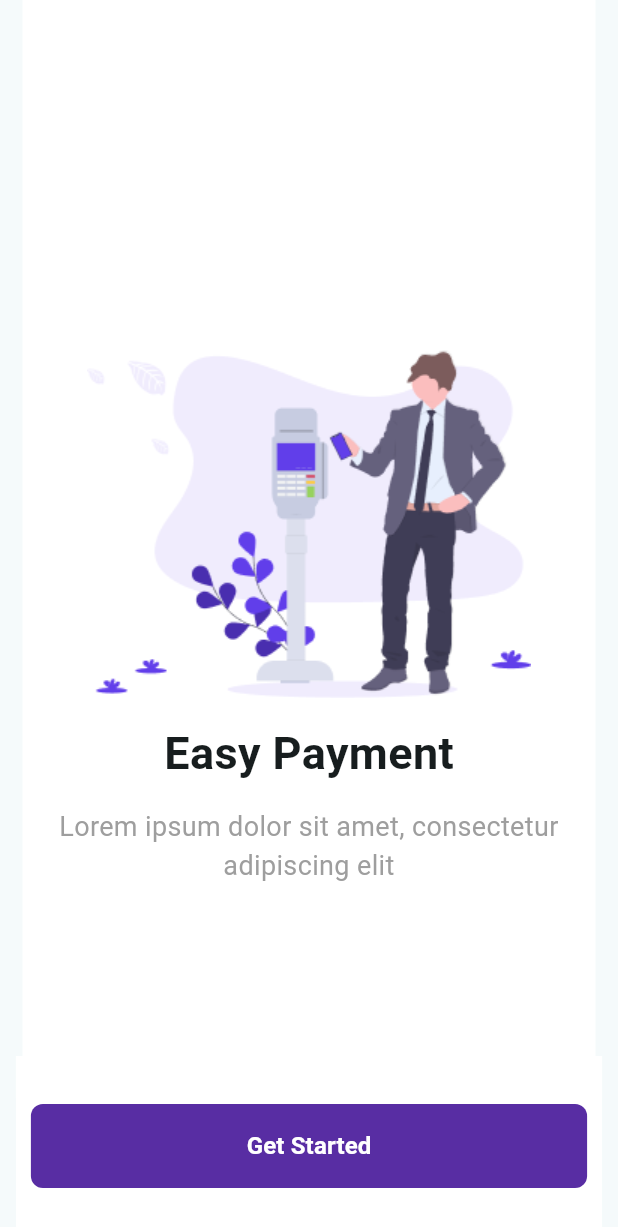
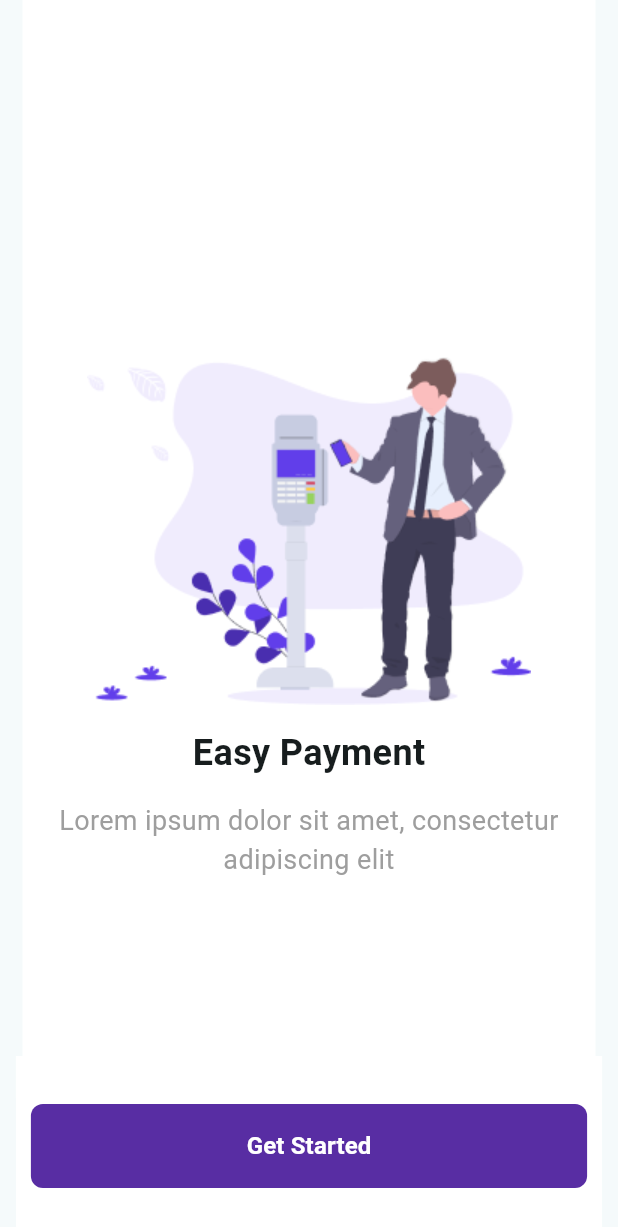
Before and after one commit to lethanhtung22062002/carparkbooking, a Flutter app: the screen it shows after launch, swiped to page 3, on a phone screen of 412 x 824 dp. Shown: the top 1227 px of the screen. Run offline on Flutter 3.47's test engine with Material 3 defaults, Android fonts, the phone set to English and light mode, and no system bars; our stand-ins replace shared_preferences, smooth_page_indicator; Roboto replaces fonts that are missing (OpenSans-BoldItalic).

Commit message:
add font style

```diff
--- a/lib/main.dart
+++ b/lib/main.dart
@@ -1,7 +1,7 @@
-import 'package:carparkbooking/home.dart';
+import 'package:carparkbooking/login%20/login.dart';
 import 'package:carparkbooking/onboarding%20screen/onboarding_view.dart';
 import 'package:carparkbooking/splash/splash_screen.dart';
-// import 'package:carparkbooking/splash/splash_screen.dart';
+import 'package:carparkbooking/splash/splash_screen.dart';
 import 'package:flutter/material.dart';
 import 'package:shared_preferences/shared_preferences.dart';
 
--- a/lib/onboarding screen/onboarding_view.dart
+++ b/lib/onboarding screen/onboarding_view.dart
@@ -1,5 +1,5 @@
 import 'package:carparkbooking/Components/color.dart';
-import 'package:carparkbooking/home.dart';
+import 'package:carparkbooking/login%20/login.dart';
 import 'package:carparkbooking/onboarding%20screen/onboarding_items.dart';
 import 'package:flutter/material.dart';
 import 'package:shared_preferences/shared_preferences.dart';
@@ -35,7 +35,11 @@ class _OnboardingViewState extends State<OnboardingView> {
                         pageController.jumpToPage(controller.items.length - 1),
                     child: const Text(
                       "SKIP",
-                      style: TextStyle(color: primaryColor, fontSize: 17),
+                      style: TextStyle(
+                        color: primaryColor,
+                        fontSize: 17,
+                        fontFamily: 'OpenSans-LightItalic',
+                      ),
                     ),
                   ),
 
@@ -60,7 +64,11 @@ class _OnboardingViewState extends State<OnboardingView> {
                         curve: Curves.easeIn),
                     child: const Text(
                       "NEXT",
-                      style: TextStyle(color: primaryColor, fontSize: 17),
+                      style: TextStyle(
+                        color: primaryColor,
+                        fontSize: 17,
+                        fontFamily: 'OpenSans-LightItalic',
+                      ),
                     ),
                   ),
                 ],
@@ -84,14 +92,18 @@ class _OnboardingViewState extends State<OnboardingView> {
                 Text(
                   controller.items[index].title,
                   style: const TextStyle(
-                    fontSize: 30,
+                    fontSize: 24,
                     fontWeight: FontWeight.bold,
+                    fontFamily: 'OpenSans-BoldItalic',
                   ),
                 ),
                 const SizedBox(height: 15),
                 Text(
                   controller.items[index].description,
-                  style: const TextStyle(color: Colors.grey, fontSize: 18),
+                  style: const TextStyle(
+                    color: Colors.grey,
+                    fontSize: 18,
+                  ),
                   textAlign: TextAlign.center,
                 ),
               ],
@@ -113,21 +125,19 @@ class _OnboardingViewState extends State<OnboardingView> {
       height: 56,
       child: TextButton(
         onPressed: () async {
-          // final pres = await SharedPreferences.getInstance();
-          // pres.setBool("onboarding", true);
-
-          // // Check if the widget is still mounted
-          // if (!mounted) return;
-
           Navigator.pushReplacement(
             context,
-            MaterialPageRoute(builder: (context) => const Home()),
+            MaterialPageRoute(builder: (context) => const LoginScreen()),
           );
         },
         child: const Text(
           "Get Started",
           style: TextStyle(
-              color: Colors.white, fontSize: 16, fontWeight: FontWeight.bold),
+            color: Colors.white,
+            fontSize: 16,
+            fontWeight: FontWeight.bold,
+            fontFamily: 'OpenSans-BoldItalic',
+          ),
         ),
       ),
     );
```
Also changed, not shown: lib/home.dart (deleted, +0 -21 lines), lib/login /login.dart (added, +14 -0 lines), pubspec.yaml (+10 -12 lines), assets/fonts/OpenSans-BoldItalic.ttf (added), assets/fonts/OpenSans-Light.ttf (added), assets/fonts/OpenSans-LightItalic.ttf (added).
